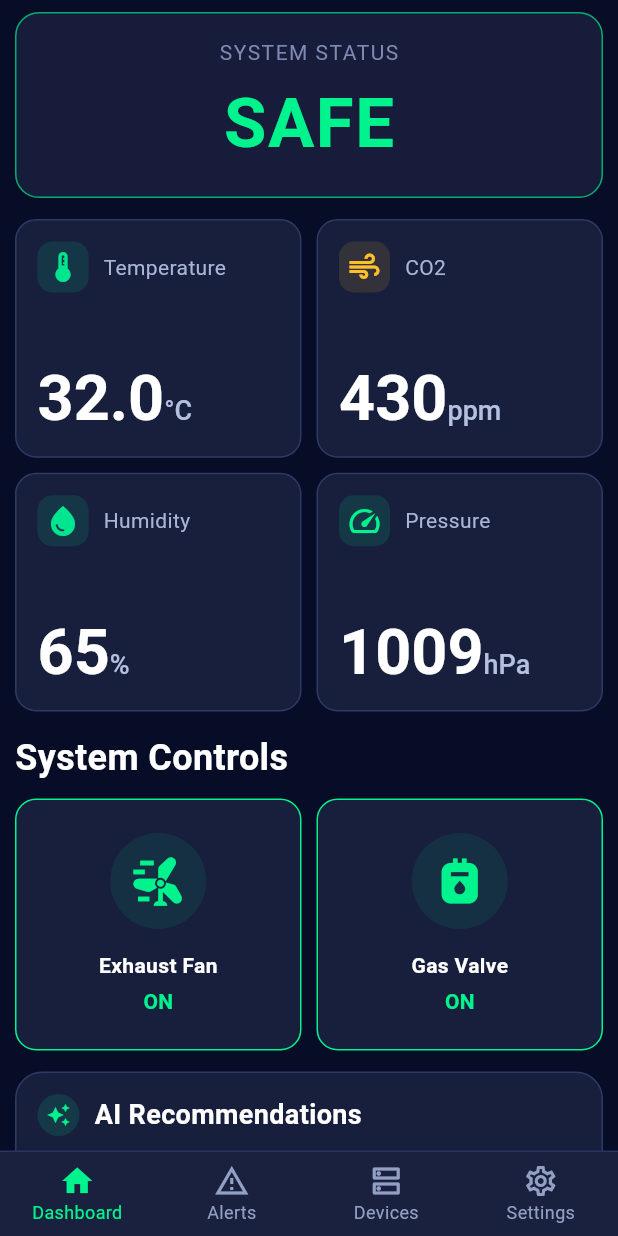
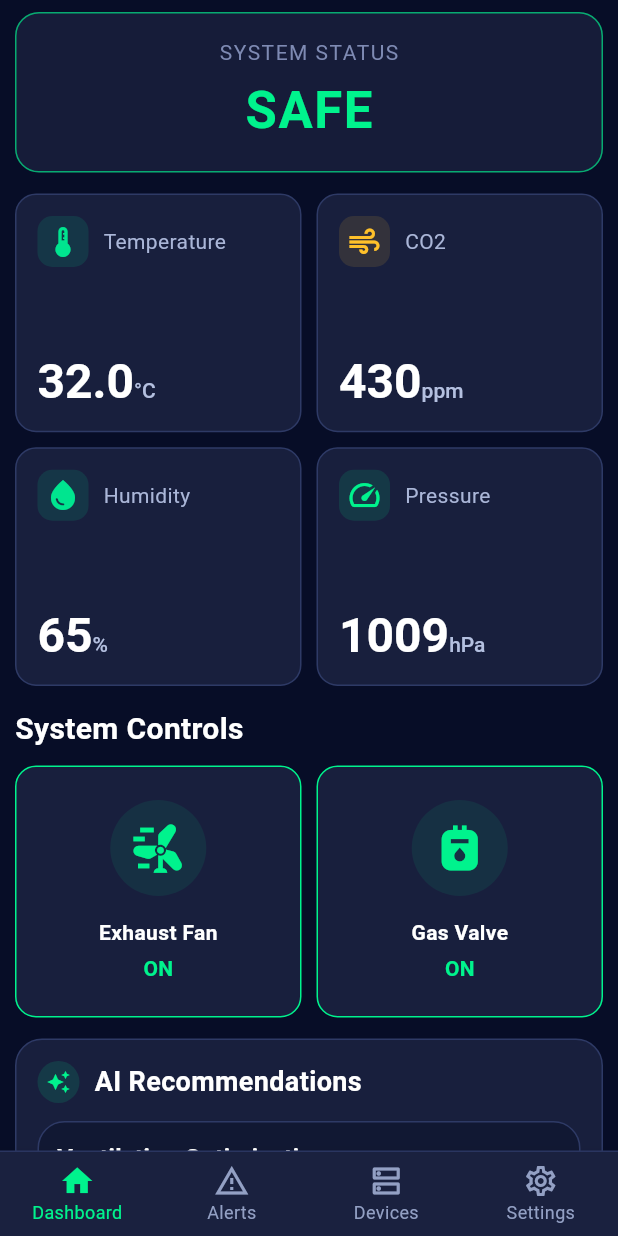
Before and after one commit to dannyjy/AGAS, a Flutter app: the screen it shows after launch, after a tap on "Exhaust Fan", on a phone screen of 412 x 824 dp. Run offline on Flutter 3.47's test engine with Material 3 defaults, Android fonts, the phone set to English and light mode, and no system bars; our stand-ins replace socket_io_client; network calls fail.

Commit message:
feat: Update font sizes and disable debug banner for improved UI

```diff
--- a/mobile/lib/main.dart
+++ b/mobile/lib/main.dart
@@ -21,6 +21,7 @@ class AgasApp extends StatelessWidget {
       create: (_) => AppState(),
       child: MaterialApp(
         title: 'AGAS Mobile',
+        debugShowCheckedModeBanner: false,
         theme: ThemeData(
           scaffoldBackgroundColor: const Color(0xFF070D27),
           colorScheme: ColorScheme.fromSeed(
--- a/mobile/lib/screens/alerts_screen.dart
+++ b/mobile/lib/screens/alerts_screen.dart
@@ -33,7 +33,7 @@ class AlertsScreen extends StatelessWidget {
                   'Alerts',
                   style: TextStyle(
                     color: Colors.white,
-                    fontSize: 34,
+                    fontSize: 28,
                     fontWeight: FontWeight.w700,
                   ),
                 ),
@@ -70,7 +70,7 @@ class AlertsScreen extends StatelessWidget {
                   'Active Alerts',
                   style: TextStyle(
                     color: Colors.white,
-                    fontSize: 30,
+                    fontSize: 22,
                     fontWeight: FontWeight.w700,
                   ),
                 ),
@@ -81,7 +81,7 @@ class AlertsScreen extends StatelessWidget {
                   'Recent Activity',
                   style: TextStyle(
                     color: Colors.white,
-                    fontSize: 30,
+                    fontSize: 22,
                     fontWeight: FontWeight.w700,
                   ),
                 ),
@@ -120,7 +120,7 @@ class _CounterCard extends StatelessWidget {
       ),
       child: Column(
         children: [
-          Text(value, style: TextStyle(color: color, fontSize: 34)),
+          Text(value, style: TextStyle(color: color, fontSize: 26)),
           const SizedBox(height: 4),
           Text(label, style: const TextStyle(color: Color(0xFF8A94B6))),
         ],
@@ -171,7 +171,7 @@ class _ActiveAlertCard extends StatelessWidget {
                       style: const TextStyle(
                         color: Colors.white,
                         fontWeight: FontWeight.w700,
-                        fontSize: 27,
+                        fontSize: 21,
                       ),
                     ),
                     const Spacer(),
@@ -209,7 +209,7 @@ class _ActiveAlertCard extends StatelessWidget {
                     '${alert!.co2.toStringAsFixed(0)} ppm',
                     style: const TextStyle(
                       color: Color(0xFFFFC12A),
-                      fontSize: 34,
+                      fontSize: 28,
                       fontWeight: FontWeight.w700,
                     ),
                   ),
@@ -280,7 +280,7 @@ class _ActivityCard extends StatelessWidget {
                   style: const TextStyle(
                     color: Colors.white,
                     fontWeight: FontWeight.w700,
-                    fontSize: 28,
+                    fontSize: 18,
                   ),
                 ),
                 const SizedBox(height: 4),
--- a/mobile/lib/screens/dashboard_screen.dart
+++ b/mobile/lib/screens/dashboard_screen.dart
@@ -55,7 +55,7 @@ class DashboardScreen extends StatelessWidget {
                           status,
                           style: TextStyle(
                             color: statusColor,
-                            fontSize: 46,
+                            fontSize: 34,
                             fontWeight: FontWeight.w700,
                             letterSpacing: 1,
                           ),
@@ -107,7 +107,7 @@ class DashboardScreen extends StatelessWidget {
                     'System Controls',
                     style: TextStyle(
                       color: Colors.white,
-                      fontSize: 24,
+                      fontSize: 20,
                       fontWeight: FontWeight.w700,
                     ),
                   ),
@@ -407,7 +407,7 @@ class _ReadingTile extends StatelessWidget {
               text: value,
               style: const TextStyle(
                 color: Colors.white,
-                fontSize: 42,
+                fontSize: 32,
                 fontWeight: FontWeight.w700,
               ),
               children: [
@@ -415,7 +415,7 @@ class _ReadingTile extends StatelessWidget {
                   text: unit,
                   style: const TextStyle(
                     color: Color(0xFFB4C0E0),
-                    fontSize: 18,
+                    fontSize: 14,
                     fontWeight: FontWeight.w500,
                   ),
                 ),
@@ -522,7 +522,7 @@ class _InfoCard extends StatelessWidget {
             style: const TextStyle(
               color: Colors.white,
               fontWeight: FontWeight.w700,
-              fontSize: 28,
+              fontSize: 22,
             ),
           ),
           const SizedBox(height: 12),
```
